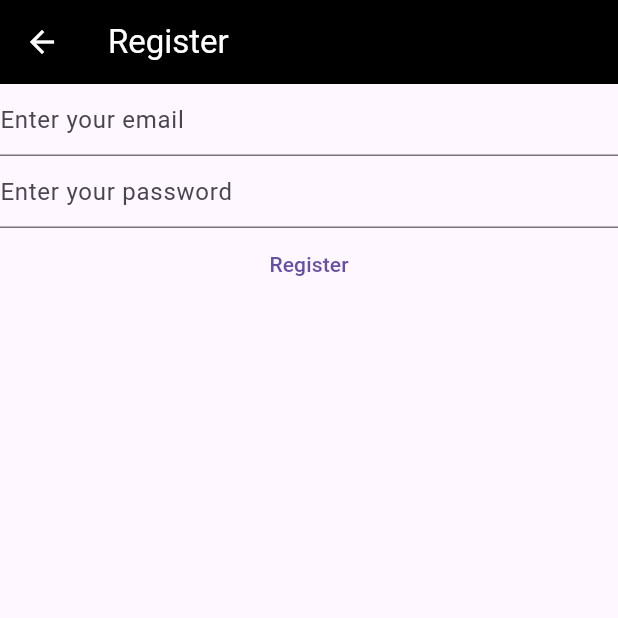
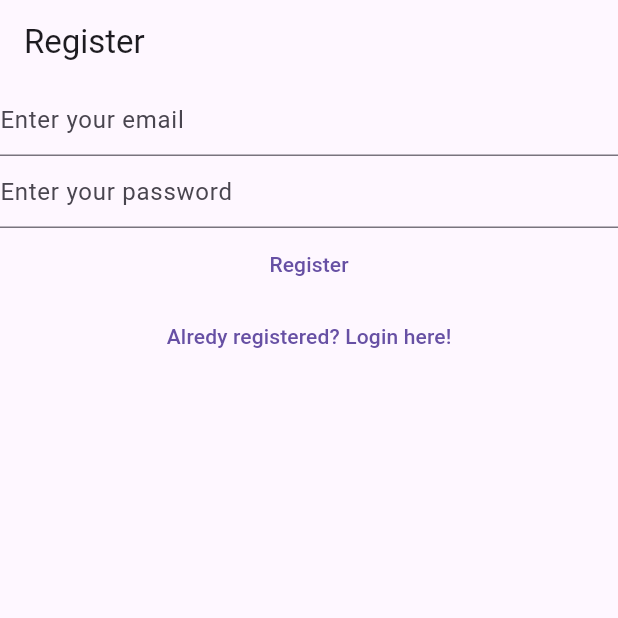
Before and after one commit to Karan741187/noteapp, a Flutter app: the RegisterView screen opened directly, on a phone screen of 412 x 824 dp, the top half of it. Run offline on Flutter 3.47's test engine with Material 2 defaults, Android fonts, the phone set to English and light mode, and no system bars; our stand-ins replace firebase_auth, firebase_core; accounts and stored records are empty.

Commit message:
One step closer

```diff
--- a/lib/views/register_view.dart
+++ b/lib/views/register_view.dart
@@ -18,8 +18,8 @@ class _RegisterViewState extends State<RegisterView> {
 
   @override
   void initState() {
-    _email=TextEditingController();
-    _password=TextEditingController();
+    _email = TextEditingController();
+    _password = TextEditingController();
     super.initState();
   }
 
@@ -29,32 +29,21 @@ class _RegisterViewState extends State<RegisterView> {
     _password.dispose();
     super.dispose();
   }
+
   @override
   Widget build(BuildContext context) {
     return Scaffold(
       appBar: AppBar(
-        title:const Text('Register'),
-        backgroundColor: Colors.black,
-        foregroundColor:Colors.white ,
+        title: const Text('Register'),
       ),
-      body: FutureBuilder(
-          future: Firebase.initializeApp(
-            options: DefaultFirebaseOptions.currentPlatform,
-
-          ) ,
-          builder:(context,snapshot) {
-            switch (snapshot.connectionState) {
-              case ConnectionState.done:
-                return Column(
+      body: Column(
         children: [
           TextField(
             controller: _email,
             enableSuggestions: false,
             autocorrect: false,
             keyboardType: TextInputType.emailAddress,
-                      decoration: const InputDecoration(
-                          hintText: 'Enter your email'
-                      ),
+            decoration: const InputDecoration(hintText: 'Enter your email'),
           ),
           TextField(
             controller: _password,
@@ -63,43 +52,40 @@ class _RegisterViewState extends State<RegisterView> {
             autocorrect: false,
             decoration: const InputDecoration(
               hintText: 'Enter your password',
-
             ),
           ),
           TextButton(
             onPressed: () async {
-
-                        final email= _email.text;
-                        final password =_password.text;
+              final email = _email.text;
+              final password = _password.text;
               try {
-                          final userCredential =
-                          await FirebaseAuth.instance
+                final userCredential = await FirebaseAuth.instance
                     .createUserWithEmailAndPassword(
-                              email: email,
-                              password: password
-                          );
+                        email: email, password: password);
                 print(userCredential);
-                        }on FirebaseAuthException  catch(e){
-                          if(e.code=='weak-password'){
+              } on FirebaseAuthException catch (e) {
+                if (e.code == 'weak-password') {
                   print("Weak password!");
-                          }else if(e.code=='email-already-in-use'){
+                } else if (e.code == 'email-already-in-use') {
                   print("Email is already in use !!!!");
-                          }else if(e.code=='invalid-email'){
+                } else if (e.code == 'invalid-email') {
                   print("You're email is invalid");
                 }
-                        } catch(e){
+              } catch (e) {
                 print('Something wrong!');
                 print(e);
               }
-                      }, child: const Text('Register'),),
+            },
+            child: const Text('Register'),
+          ),
+          TextButton(
+            onPressed: () {
+              Navigator.of(context)
+                  .pushNamedAndRemoveUntil('/login', (route) => false);
+            },
+            child: const Text('Alredy registered? Login here!'),
+          )
         ],
-                );
-              default:
-                return const Text('Loading...');
-            }
-
-
-          }
       ),
     );
   }
```
Also changed, not shown: lib/main.dart (+29 -24 lines), lib/views/login_view.dart (+28 -45 lines), lib/views/verify_email_view.dart (added, +32 -0 lines). Lines whose indentation alone changed are shown as unchanged.
